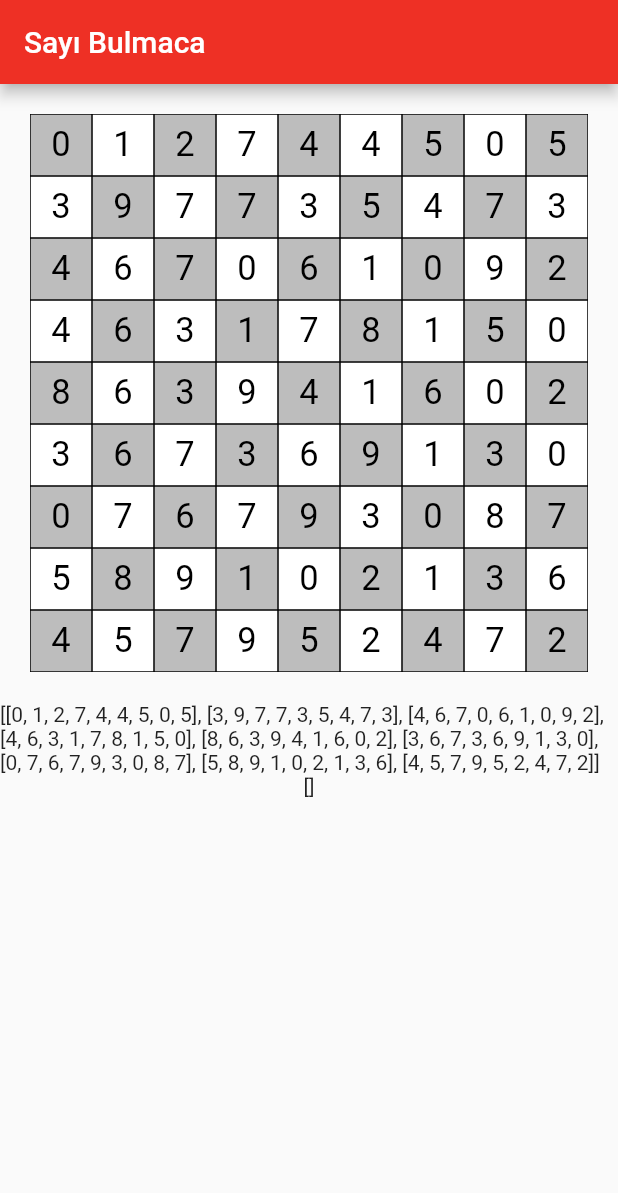
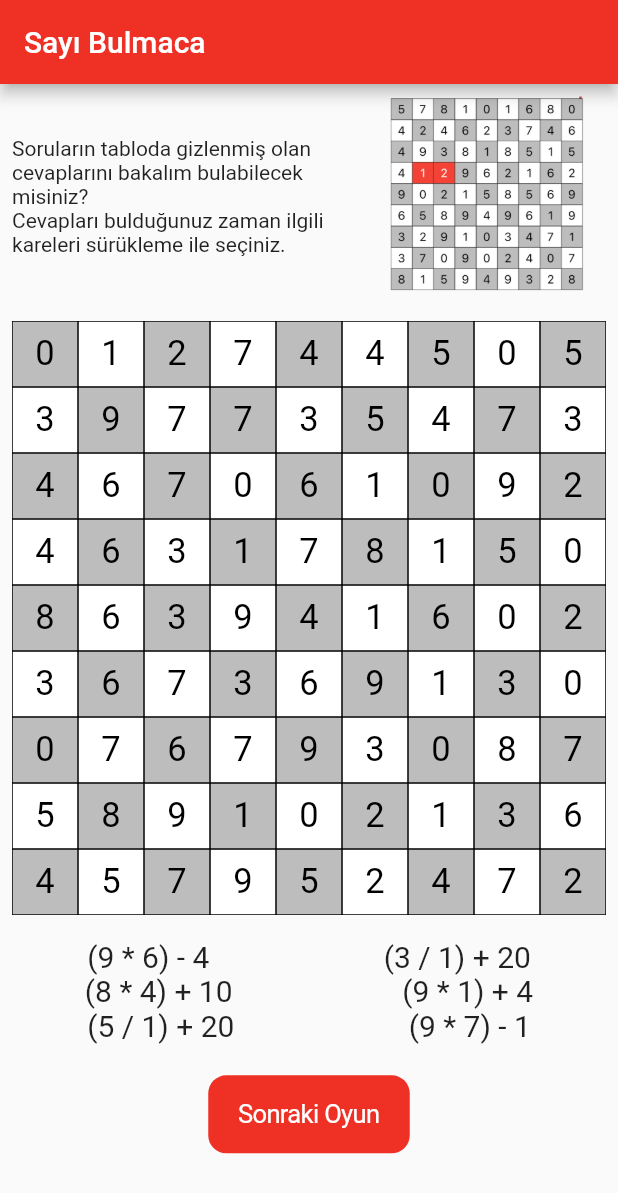
Before and after one commit to ferhatiltas/Number-Puzzle-Flutter, a Flutter app: the PuzzleView screen opened directly, on a phone screen of 412 x 824 dp. Shown: the top 1193 px of the screen. Run offline on Flutter 3.47's test engine with Material 2 defaults, Android fonts, the phone set to English and light mode, and no system bars; our stand-ins replace bloc, flutter_bloc, flutter_svg, sizer.

Commit message:
fixed number values and calculated

```diff
--- a/lib/core/constants/image_constants.dart
+++ b/lib/core/constants/image_constants.dart
@@ -14,4 +14,6 @@ class ImageConstants {
   String get onboard1 => toPng('onboard1');
   String get onboard2 => toPng('onboard2');
   String get onboard3 => toPng('onboard3');
+
+  String get example => toPng('example');
 }
--- /dev/null
+++ b/lib/features/puzzle/model/math_model.dart
@@ -0,0 +1,11 @@
+class MathModel {
+  int number1;
+  int number2;
+  int number3;
+
+  MathModel({
+    required this.number1,
+    required this.number2,
+    required this.number3,
+  });
+}
--- a/lib/features/puzzle/view/puzzle_view.dart
+++ b/lib/features/puzzle/view/puzzle_view.dart
@@ -1,6 +1,12 @@
 import 'dart:math';
 
+import 'package:flutter/cupertino.dart';
 import 'package:flutter/material.dart';
+import 'package:sizer/sizer.dart';
+
+import '../../../core/constants/image_constants.dart';
+import '../../../widgets/sizedBox/dynamic_veritical_space.dart';
+import '../model/math_model.dart';
 
 class PuzzleView extends StatefulWidget {
   const PuzzleView({super.key});
@@ -20,6 +26,8 @@ class _PuzzleViewState extends State<PuzzleView> {
   var indexColor = Colors.white;
   bool isFirsLoad = true;
   String selectedLastNumber = '';
+  List<MathModel> mathModelList = [];
+  List<MathModel> mathModelList2 = [];
   @override
   void initState() {
     super.initState();
@@ -58,30 +66,140 @@ class _PuzzleViewState extends State<PuzzleView> {
     if (isFirsLoad) {
       isFirsLoad = false;
     }
+    for (var i = 0; i < 3; i++) {
+      mathModelList.add(MathModel(number1: random.nextInt(9) + 1, number2: random.nextInt(9) + 1, number3: random.nextInt(9) + 1));
+      mathModelList2.add(MathModel(number1: random.nextInt(9) + 1, number2: random.nextInt(9) + 1, number3: random.nextInt(9) + 1));
+      if (mathModelList[i].number1 % 10 > 5) {
+        while (mathModelList[i].number1 * mathModelList[i].number2 < mathModelList[i].number3) {
+          mathModelList[i].number3 = random.nextInt(9) + 1;
+        }
+        if ((mathModelList[i].number1 * mathModelList[i].number2) - mathModelList[i].number3 < 10 &&
+            (mathModelList[i].number1 * mathModelList[i].number2) + mathModelList[i].number3 < 10) {
+          mathModelList[i].number3 = mathModelList[i].number3 * 10;
+        }
+      } else {
+        while (mathModelList[i].number1 % mathModelList[i].number2 != 0) {
+          mathModelList[i].number1 = random.nextInt(9) + 1;
+          mathModelList[i].number2 = random.nextInt(9) + 1;
+        }
+        while (mathModelList[i].number1 / mathModelList[i].number2 < mathModelList[i].number3) {
+          mathModelList[i].number3 = random.nextInt(9) + 1;
+        }
+        if ((mathModelList[i].number1 / mathModelList[i].number2) - mathModelList[i].number3 < 10 &&
+            (mathModelList[i].number1 / mathModelList[i].number2) + mathModelList[i].number3 < 10) {
+          mathModelList[i].number3 = mathModelList[i].number3 * 10;
+        }
+      }
+
+      if (mathModelList2[i].number1 % 10 > 5) {
+        while (mathModelList2[i].number1 * mathModelList2[i].number2 < mathModelList2[i].number3) {
+          mathModelList2[i].number3 = random.nextInt(9) + 1;
+        }
+        if ((mathModelList2[i].number1 * mathModelList2[i].number2) - mathModelList2[i].number3 < 10 &&
+            (mathModelList2[i].number1 * mathModelList2[i].number2) + mathModelList2[i].number3 < 10) {
+          mathModelList2[i].number3 = mathModelList2[i].number3 * 10;
+        }
+      } else {
+        while (mathModelList2[i].number1 % mathModelList2[i].number2 != 0) {
+          mathModelList2[i].number1 = random.nextInt(9) + 1;
+          mathModelList2[i].number2 = random.nextInt(9) + 1;
+        }
+        while (mathModelList2[i].number1 / mathModelList2[i].number2 < mathModelList2[i].number3) {
+          mathModelList2[i].number3 = random.nextInt(9) + 1;
+        }
+        if ((mathModelList2[i].number1 / mathModelList2[i].number2) - mathModelList2[i].number3 < 10 &&
+            (mathModelList2[i].number1 / mathModelList2[i].number2) + mathModelList2[i].number3 < 10) {
+          mathModelList2[i].number3 = mathModelList2[i].number3 * 10;
+        }
+      }
+    }
   }
 
   Widget _buildBody() {
     int gridStateLength = gridState.length;
-    return Column(children: <Widget>[
+    return SingleChildScrollView(
+      child: Column(crossAxisAlignment: CrossAxisAlignment.start, children: <Widget>[
+        Container(
+          padding: const EdgeInsets.all(8.0),
+          width: 100.w,
+          height: 150,
+          child: Row(
+            mainAxisAlignment: MainAxisAlignment.start,
+            children: [
+              SizedBox(
+                width: 100.w - 170,
+                child: Text(
+                  'Soruların tabloda gizlenmiş olan \ncevaplarını bakalım bulabilecek misiniz?\nCevapları bulduğunuz zaman ilgili \nkareleri sürükleme ile seçiniz.',
+                ),
+              ),
+              Image.asset(
+                ImageConstants.instance.example,
+                height: 150,
+                width: 150,
+              )
+            ],
+          ),
+        ),
         AspectRatio(
           aspectRatio: 1.0,
           child: Container(
-          padding: EdgeInsets.all(20.0),
+            padding: EdgeInsets.all(8.0),
             child: GridView.builder(
               key: gridKey,
+              physics: NeverScrollableScrollPhysics(),
               gridDelegate: SliverGridDelegateWithFixedCrossAxisCount(
                 crossAxisCount: gridStateLength,
-              //childAspectRatio: 8.0 / 11.9
               ),
               itemBuilder: _buildGridItems,
               itemCount: gridStateLength * gridStateLength,
             ),
           ),
         ),
-      Text(gridState0.toString()),
-      Text(selectedNumbers.toString()),
-      Text(selectedLastNumber.toString()),
-    ]);
+        DynamicVerticalSpace(height: 1.h),
+
+        SizedBox(
+          height: 10.h,
+          child: ListView.builder(
+              itemCount: mathModelList.length,
+              physics: NeverScrollableScrollPhysics(),
+              itemBuilder: (context, index) {
+                var operator1 = mathModelList[index].number1 % 10 > 5 ? '*' : '/';
+                var operator2 = mathModelList[index].number2 % 10 < 5 ? '+' : '-';
+                var number1 = mathModelList[index].number1.toString();
+                var number2 = mathModelList[index].number2.toString();
+                var number3 = mathModelList[index].number3.toString();
+
+                var operator12 = mathModelList2[index].number1 % 10 > 5 ? '*' : '/';
+                var operator22 = mathModelList2[index].number2 % 10 < 5 ? '+' : '-';
+                var number12 = mathModelList2[index].number1.toString();
+                var number22 = mathModelList2[index].number2.toString();
+                var number32 = mathModelList2[index].number3.toString();
+                return Row(
+                  mainAxisAlignment: MainAxisAlignment.spaceAround,
+                  children: [
+                    Text('(' + number1 + ' ' + operator1 + ' ' + number2 + ')' + ' ' + operator2 + ' ' + number3, style: TextStyle(fontSize: 20)),
+                    Text('(' + number12 + ' ' + operator12 + ' ' + number22 + ')' + ' ' + operator22 + ' ' + number32,
+                        style: TextStyle(fontSize: 20)),
+                  ],
+                );
+              }),
+        ),
+
+        DynamicVerticalSpace(height: 1.h),
+
+        // Text(selectedLastNumber.toString()),
+        Align(
+            alignment: Alignment.center,
+            child: CupertinoButton.filled(
+                child: Text('Sonraki Oyun'),
+                onPressed: () {
+                  Navigator.pushReplacement(
+                    context,
+                    MaterialPageRoute(builder: (context) => const PuzzleView()),
+                  );
+                }))
+      ]),
+    );
   }
 
   Widget _buildGridItems(BuildContext context, int index) {
@@ -196,14 +314,7 @@ class _PuzzleViewState extends State<PuzzleView> {
         appBar: AppBar(
           title: Text('Sayı Bulmaca'),
         ),
-      body: Container(
-        child: Column(
-          children: <Widget>[
-            _buildBody(),
-          ],
-        ),
-      ),
-    );
+        body: _buildBody());
   }
 
   _gridItemTapped(int x, int y) {
```
Also changed, not shown: assets/images/example.png (added). Lines whose indentation alone changed are shown as unchanged.
